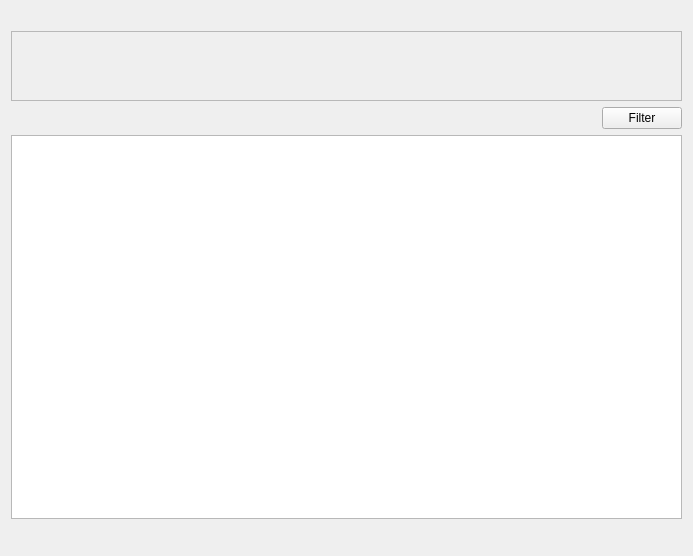
CSG-Development/owncloud-client, file src/gui/activitywidget.ui: the form before one commit.
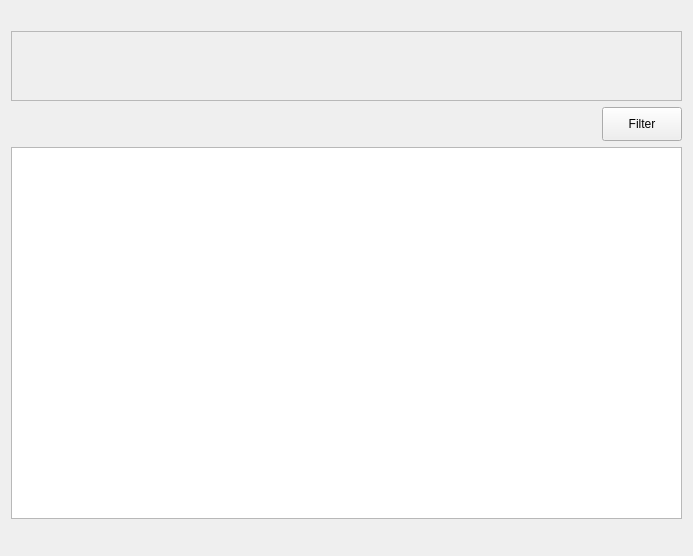
The form after the commit.

The edit to the form file:
```diff
--- a/src/gui/activitywidget.ui
+++ b/src/gui/activitywidget.ui
@@ -86,6 +86,18 @@
      </item>
      <item>
       <widget class="QPushButton" name="_filterButton">
+       <property name="minimumSize">
+        <size>
+         <width>0</width>
+         <height>34</height>
+        </size>
+       </property>
+       <property name="maximumSize">
+        <size>
+         <width>16777215</width>
+         <height>34</height>
+        </size>
+       </property>
        <property name="cursor">
         <cursorShape>PointingHandCursor</cursorShape>
        </property>
```
Left out of the diff: 18 changed lines with no effect on the pictures.
